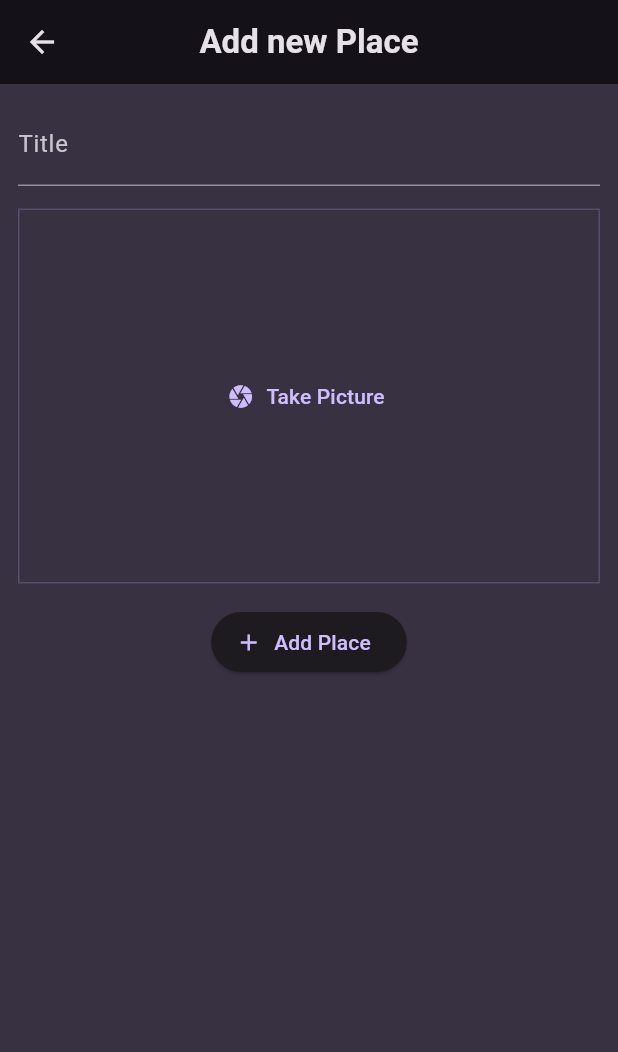
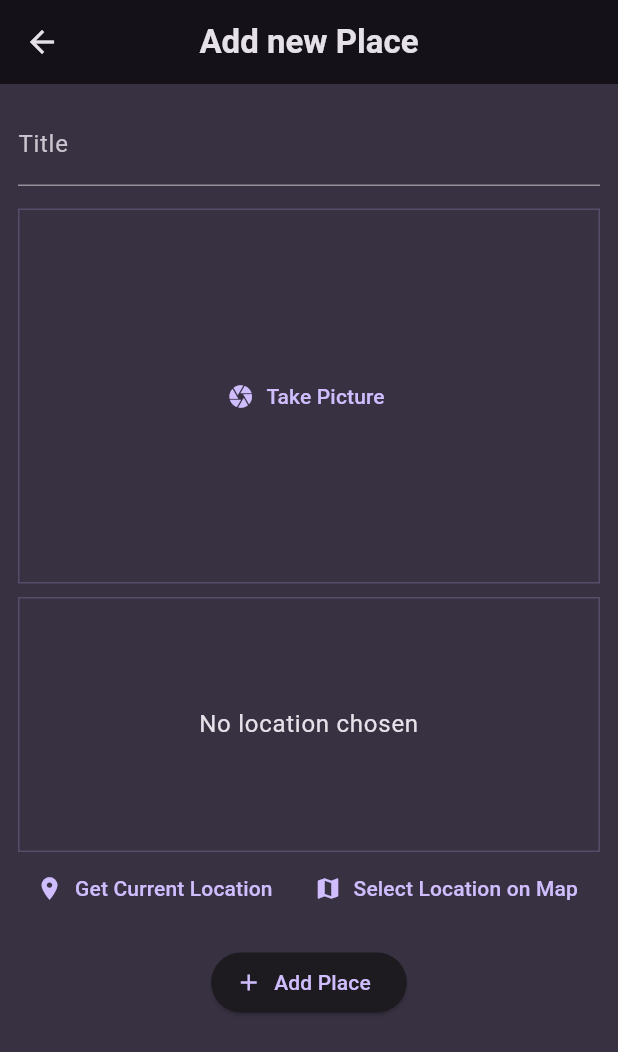
Before and after one commit to ivan-horchakov/favorite_places, a Flutter app: the AddPlaceScreen screen opened directly, after a tap on "Take Picture", on a phone screen of 412 x 824 dp. Shown: the top 1052 px of the screen. Run offline on Flutter 3.47's test engine with Material 3 defaults, Android fonts, the phone set to English and light mode, and no system bars; our stand-ins replace flutter_riverpod, google_fonts, image_picker, location.

Commit message:
Location (252)

```diff
--- a/lib/models/place.dart
+++ b/lib/models/place.dart
@@ -1,9 +1,30 @@
+import 'dart:io';
+
+import 'package:flutter/material.dart';
 import 'package:uuid/uuid.dart';
 
 const uuid = Uuid();
 
+class PlaceLocation {
+  PlaceLocation({
+    required this.latitude,
+    required this.longitude,
+    required this.address,
+  });
+
+  final double latitude;
+  final double longitude;
+  final String address;
+}
+
 class Place {
-  Place({required this.title}) : id = uuid.v4();
+  Place({
+    required this.title,
+    required this.image,
+    // required this.location,
+  }) : id = uuid.v4();
   final String id;
   final String title;
+  final File image;
+  // final PlaceLocation location;
 }
--- a/lib/providers/user_places.dart
+++ b/lib/providers/user_places.dart
@@ -1,11 +1,13 @@
+import 'dart:io';
+
 import 'package:favorite_places/models/place.dart';
 import 'package:flutter_riverpod/flutter_riverpod.dart';
 
 class UserPlacesNotifier extends StateNotifier<List<Place>> {
   UserPlacesNotifier() : super(const []);
 
-  void addPlace(String title) {
-    final newPlace = Place(title: title);
+  void addPlace(String title, File image) {
+    final newPlace = Place(title: title, image: image);
     state = [newPlace, ...state];
   }
 }
--- a/lib/screens/add_place.dart
+++ b/lib/screens/add_place.dart
@@ -1,5 +1,8 @@
+import 'dart:io';
+
 import 'package:favorite_places/providers/user_places.dart';
 import 'package:favorite_places/widgets/image_input.dart';
+import 'package:favorite_places/widgets/location_input.dart';
 import 'package:flutter/material.dart';
 import 'package:flutter_riverpod/flutter_riverpod.dart';
 
@@ -14,15 +17,16 @@ class AddPlaceScreen extends ConsumerStatefulWidget {
 
 class _AddPlaceScreenState extends ConsumerState<AddPlaceScreen> {
   final _titleController = TextEditingController();
+  File? _selectedImage;
 
   void _savePlace() {
     final enteredTitle = _titleController.text;
 
-    if (enteredTitle.isEmpty) {
+    if (enteredTitle.isEmpty || _selectedImage == null) {
       return;
     }
 
-    ref.read(userPlacesProvider.notifier).addPlace(enteredTitle);
+    ref.read(userPlacesProvider.notifier).addPlace(enteredTitle, _selectedImage!);
 
     Navigator.of(context).pop();
   }
@@ -50,7 +54,13 @@ class _AddPlaceScreenState extends ConsumerState<AddPlaceScreen> {
               controller: _titleController,
             ),
             const SizedBox(height: 15),
-            const ImageInput(),
+            ImageInput(
+              onPickImage: (image) {
+                _selectedImage = image;
+              },
+            ),
+            const SizedBox(height: 9),
+            const LocationInput(),
             const SizedBox(height: 15),
             ElevatedButton.icon(
               icon: const Icon(Icons.add),
--- a/lib/widgets/image_input.dart
+++ b/lib/widgets/image_input.dart
@@ -1,7 +1,12 @@
+import 'dart:io';
+
 import 'package:flutter/material.dart';
+import 'package:image_picker/image_picker.dart';
 
 class ImageInput extends StatefulWidget {
-  const ImageInput({super.key});
+  const ImageInput({super.key, required this.onPickImage});
+
+  final void Function(File image) onPickImage;
 
   @override
   State<ImageInput> createState() {
@@ -10,24 +15,57 @@ class ImageInput extends StatefulWidget {
 }
 
 class _ImageInputState extends State<ImageInput> {
-  void _takePicture() {}
+  File? _selectedImage;
+
+  void _takePicture() async {
+    final imagePicker = ImagePicker();
+    final pickedImage = await imagePicker.pickImage(
+      source: ImageSource.camera,
+      maxWidth: 600,
+    );
+
+    if (pickedImage == null) {
+      return;
+    }
+
+    setState(() {
+      _selectedImage = File(pickedImage.path);
+    });
+
+    widget.onPickImage(_selectedImage!);
+  }
 
   @override
   Widget build(BuildContext context) {
+    Widget content = TextButton.icon(
+      icon: const Icon(Icons.camera),
+      label: const Text('Take Picture'),
+      onPressed: _takePicture,
+    );
+
+    if (_selectedImage != null) {
+      content = GestureDetector(
+        onTap: _takePicture,
+        child: Image.file(
+          _selectedImage!,
+          fit: BoxFit.cover,
+          width: double.infinity,
+          height: double.infinity,
+        ),
+      );
+    }
+
     return Container(
       decoration: BoxDecoration(
-          border: Border.all(
-        width: 1,
-        color: Theme.of(context).colorScheme.primary.withOpacity(0.2),
-      )),
+        border: Border.all(
+          width: 1,
+          color: Theme.of(context).colorScheme.primary.withOpacity(0.2),
+        ),
+      ),
       height: 250,
       width: double.infinity,
       alignment: Alignment.center,
-      child: TextButton.icon(
-        icon: const Icon(Icons.camera),
-        label: const Text('Take Picture'),
-        onPressed: _takePicture,
-      ),
+      child: content,
     );
   }
 }
--- /dev/null
+++ b/lib/widgets/location_input.dart
@@ -0,0 +1,139 @@
+import 'dart:convert';
+
+import 'package:favorite_places/models/place.dart';
+import 'package:flutter/material.dart';
+import 'package:location/location.dart';
+import 'package:http/http.dart' as http;
+
+class LocationInput extends StatefulWidget {
+  const LocationInput({super.key});
+
+  @override
+  State<LocationInput> createState() {
+    return _LocationInputState();
+  }
+}
+
+class _LocationInputState extends State<LocationInput> {
+  PlaceLocation? _pickedLocation;
+  var _isGettingLocation = false;
+
+  String get locationImage {
+    if (_pickedLocation == null) {
+      return '';
+    }
+    final lat = _pickedLocation!.latitude;
+    final lng = _pickedLocation!.longitude;
+    return 'https://maps.googleapis.com/maps/api/staticmap?center=$lat,$lng&zoom=15&size=600x300&maptype=roadmap&markers=color:red%7Clabel:A%7C$lat,$lng&key=AIzaSyC8EHVjhG9qJ5vRJsCsH37fNLpVD5GT2BA';
+  }
+
+  void _getCurrentLocation() async {
+    Location location = Location();
+
+    bool serviceEnabled;
+    PermissionStatus permissionGranted;
+    LocationData locationData;
+
+    serviceEnabled = await location.serviceEnabled();
+    if (!serviceEnabled) {
+      serviceEnabled = await location.requestService();
+      if (!serviceEnabled) {
+        return;
+      }
+    }
+
+    permissionGranted = await location.hasPermission();
+    if (permissionGranted == PermissionStatus.denied) {
+      permissionGranted = await location.requestPermission();
+      if (permissionGranted != PermissionStatus.granted) {
+        return;
+      }
+    }
+
+    setState(() {
+      _isGettingLocation = true;
+    });
+
+    locationData = await location.getLocation();
+
+    // Reverse geocoding
+    final lat = locationData.latitude;
+    final lng = locationData.longitude;
+
+    if (lat == null || lng == null) {
+      return;
+    }
+
+    final url = Uri.parse(
+      'https://maps.googleapis.com/maps/api/geocode/json?latlng=$lat,$lng&key=AIzaSyC8EHVjhG9qJ5vRJsCsH37fNLpVD5GT2BA',
+    );
+    final response = await http.get(url);
+    final resData = jsonDecode(response.body);
+    final address = resData['results'][0]['formatted_address'];
+
+    setState(() {
+      _pickedLocation = PlaceLocation(
+        latitude: lat,
+        longitude: lng,
+        address: address,
+      );
+      _isGettingLocation = false;
+    });
+  }
+
+  @override
+  Widget build(BuildContext context) {
+    Widget previewContent = Text(
+      'No location chosen',
+      textAlign: TextAlign.center,
+      style: Theme.of(context).textTheme.bodyLarge!.copyWith(
+            color: Theme.of(context).colorScheme.onBackground,
+          ),
+    );
+
+    if (_pickedLocation != null) {
+      previewContent = Image.network(
+        locationImage,
+        fit: BoxFit.cover,
+        width: double.infinity,
+        height: double.infinity,
+      );
+    }
+
+    if (_isGettingLocation) {
+      previewContent = const CircularProgressIndicator();
+    }
+
+    return Column(
+      children: [
+        Container(
+          height: 170,
+          width: double.infinity,
+          alignment: Alignment.center,
+          decoration: BoxDecoration(
+            border: Border.all(
+              width: 1,
+              color: Theme.of(context).colorScheme.primary.withOpacity(0.2),
+            ),
+          ),
+          child: previewContent,
+        ),
+        Row(
+          mainAxisAlignment: MainAxisAlignment.spaceEvenly,
+          children: [
+            TextButton.icon(
+              onPressed: _getCurrentLocation,
+              icon: const Icon(Icons.location_on),
+              label: const Text('Get Current Location'),
+            ),
+            TextButton.icon(
+              onPressed: () {},
+              icon: const Icon(Icons.map),
+              label: const Text('Select Location on Map'),
+            ),
+          ],
+        ),
+      ],
+    );
+  }
+}
--- a/lib/widgets/places_list.dart
+++ b/lib/widgets/places_list.dart
@@ -24,6 +24,11 @@ class PlacesList extends StatelessWidget {
         itemCount: places.length,
         itemBuilder: (ctx, index) {
           return ListTile(
+            contentPadding: const EdgeInsets.all(9),
+            leading: CircleAvatar(
+              radius: 27,
+              backgroundImage: FileImage(places[index].image),
+            ),
             title: Text(
               places[index].title,
               style: Theme.of(context).textTheme.titleMedium!.copyWith(
--- a/pubspec.yaml
+++ b/pubspec.yaml
@@ -38,6 +38,9 @@ dependencies:
   google_fonts: ^6.1.0
   uuid: ^4.3.3
   flutter_riverpod: ^2.4.10
+  image_picker: ^1.0.7
+  location: ^5.0.3
+  http: ^1.2.1
 
 dev_dependencies:
   flutter_test:
```
Also changed, not shown: lib/screens/place_detail.dart (+9 -7 lines), pubspec.lock, 1 other file.
